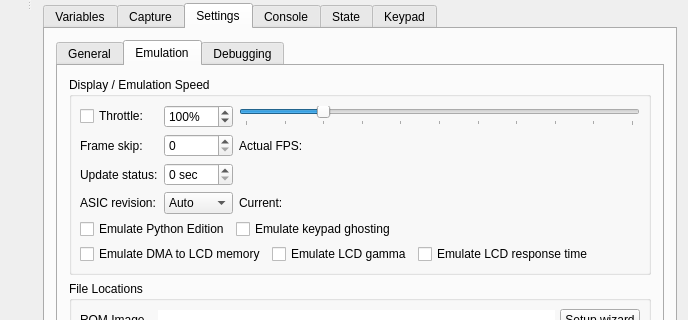
First picture: the form in gui/qt/mainwindow.ui, repository CE-Programming/CEmu, before the edit; both pictures show x 414 to 1102 and y 501 to 821 of the 1102 by 1005 pixel window.
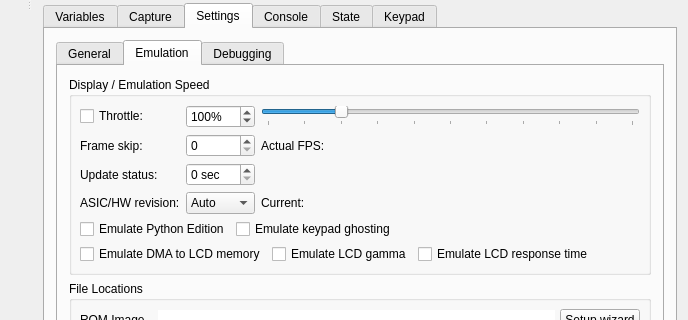
Second picture: the form after the edit. The open tabs and pages were chosen to show the change. Icons and pictures are not drawn. Custom widgets are drawn as their Qt base class.

Commit message: asic/hw rev is actually pre-A not A.

What changed in the file:
```diff
--- a/gui/qt/mainwindow.ui
+++ b/gui/qt/mainwindow.ui
@@ -9634,7 +9634,7 @@
                  <item row="3" column="0">
                   <widget class="QLabel" name="label_33">
                    <property name="text">
-                    <string>ASIC revision:</string>
+                    <string>ASIC/HW revision:</string>
                    </property>
                   </widget>
                  </item>
```
Left out of the diff: 2 changed lines with no effect on the pictures. The commit also changes 4 other files.
